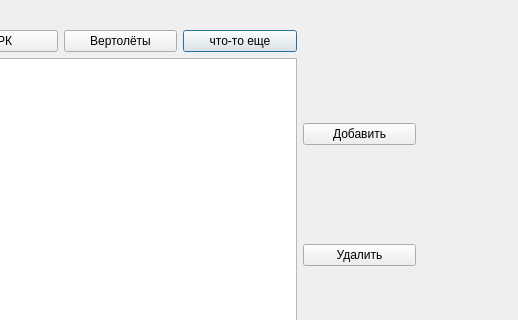
The window that datawindow.ui (NeGvozd/CppLearningProject) describes before a commit, drawn with Qt 5; both pictures show x 325 to 843 and y 0 to 320 of the 843 by 499 pixel window.
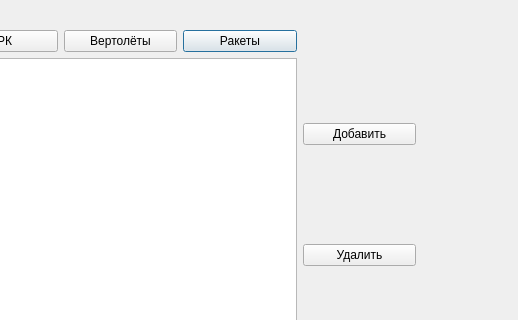
The same window after the commit.

Commit message: Добавил ракеты в бд

Patch:
```diff
--- a/datawindow.ui
+++ b/datawindow.ui
@@ -26,7 +26,7 @@
     <item row="2" column="4">
      <widget class="QPushButton" name="pushButton_2">
       <property name="text">
-       <string>что-то еще</string>
+       <string>Ракеты</string>
       </property>
      </widget>
     </item>
```
Left out of the diff: 2 changed lines with no effect on the pictures. The commit also changes 7 other files.
